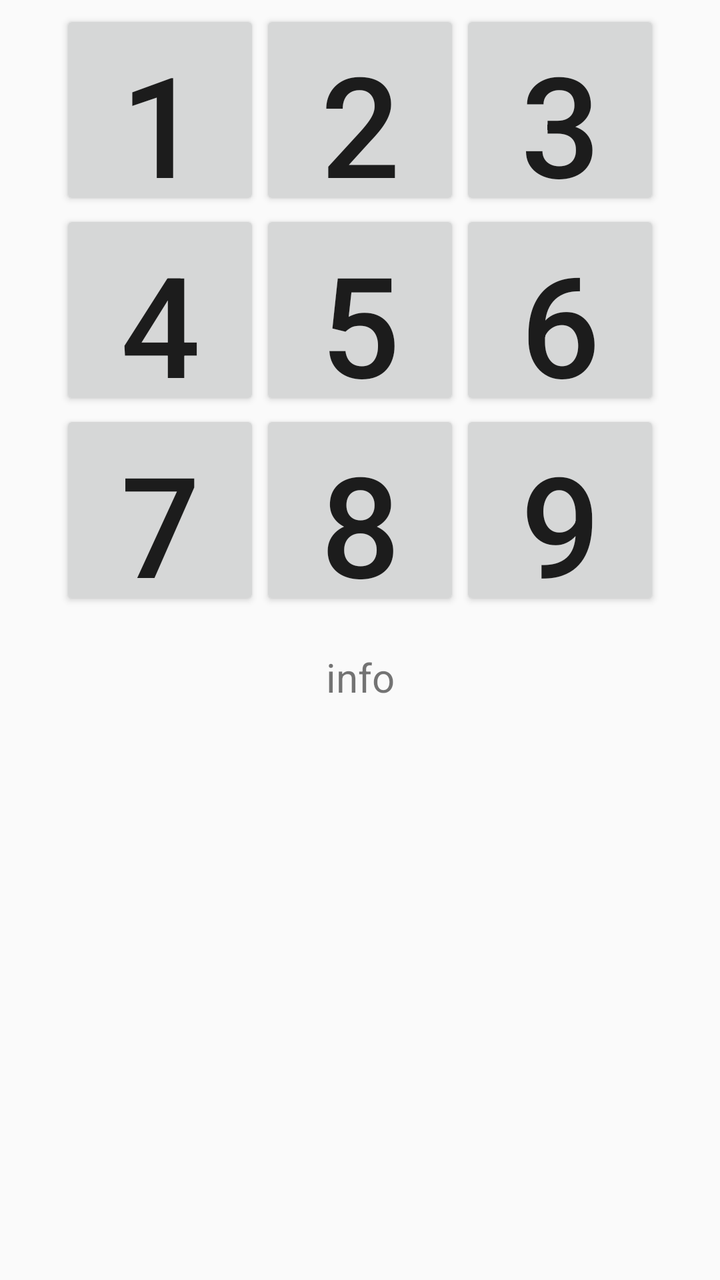
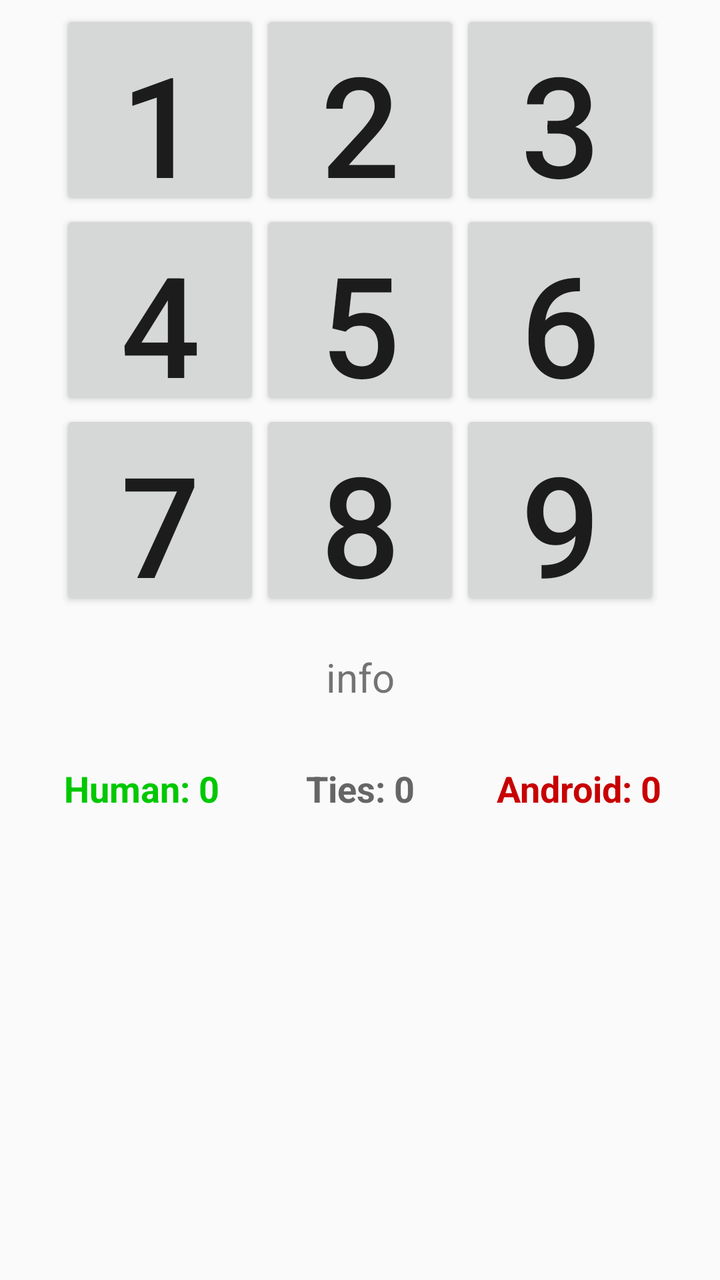

The first picture is an Android layout as it rendered before a commit; the second is the same layout after the commit. The layout source and the unified diff follow.
<!-- AndroidManifest.xml: application theme Theme.AndroidTicTacToeTutorial2 -->
<!-- res/layout/main.xml -->
<?xml version="1.0" encoding="utf-8"?>
<LinearLayout xmlns:android="http://schemas.android.com/apk/res/android"
    android:id="@+id/main_layout"
    android:orientation="vertical"
    android:layout_width="match_parent"
    android:layout_height="match_parent"
    android:fitsSystemWindows="true"
    android:gravity="center_horizontal" >

    <TableLayout
        android:id="@+id/play_grid"
        android:layout_height="wrap_content"
        android:layout_width="fill_parent"
        android:layout_marginTop="5dp" >

        <TableRow android:gravity="center_horizontal">
            <Button android:id="@+id/one"
                android:layout_width="100dp"
                android:layout_height="100dp"
                android:textSize="70dp"
                android:text="1" />
            <Button android:id="@+id/two"
                android:layout_width="100dp"
                android:layout_height="100dp"
                android:textSize="70dp"
                android:text="2" />
            <Button android:id="@+id/three"
                android:layout_width="100dp"
                android:layout_height="100dp"
                android:textSize="70dp"
                android:text="3" />
        </TableRow>

        <TableRow android:gravity="center_horizontal">
            <Button android:id="@+id/four"
                android:layout_width="100dp"
                android:layout_height="100dp"
                android:textSize="70dp"
                android:text="4" />
            <Button android:id="@+id/five"
                android:layout_width="100dp"
                android:layout_height="100dp"
                android:textSize="70dp"
                android:text="5" />
            <Button android:id="@+id/six"
                android:layout_width="100dp"
                android:layout_height="100dp"
                android:textSize="70dp"
                android:text="6" />
        </TableRow>

        <TableRow android:gravity="center_horizontal">
            <Button android:id="@+id/seven"
                android:layout_width="100dp"
                android:layout_height="100dp"
                android:textSize="70dp"
                android:text="7" />
            <Button android:id="@+id/eight"
                android:layout_width="100dp"
                android:layout_height="100dp"
                android:textSize="70dp"
                android:text="8" />
            <Button android:id="@+id/nine"
                android:layout_width="100dp"
                android:layout_height="100dp"
                android:textSize="70dp"
                android:text="9" />
        </TableRow>
    </TableLayout>

    <TextView 
        android:id="@+id/information"
        android:layout_width="fill_parent"
        android:layout_height="wrap_content"
        android:gravity="center_horizontal"
        android:textSize="20dp"
        android:text="info"
        android:layout_marginTop="20dp" />

</LinearLayout>
<!-- resources referenced by this layout -->
<resources>
  <style name="Theme.AndroidTicTacToeTutorial2" parent="Theme.AppCompat.DayNight.DarkActionBar">
          
          <item name="colorPrimary">@color/purple_500</item>
          <item name="colorPrimaryVariant">@color/purple_700</item>
          <item name="colorOnPrimary">@color/white</item>
          
          <item name="colorSecondary">@color/teal_200</item>
          <item name="colorSecondaryVariant">@color/teal_700</item>
          <item name="colorOnSecondary">@color/black</item>
          
          <item name="android:statusBarColor">?attr/colorPrimaryVariant</item>
          
      </style>
  <color name="purple_500">#FF6200EE</color>
  <color name="purple_700">#FF3700B3</color>
  <color name="white">#FFFFFFFF</color>
  <color name="teal_200">#FF03DAC5</color>
  <color name="teal_700">#FF018786</color>
  <color name="black">#FF000000</color>
</resources>

<!-- the commit's change to res/layout/main.xml (unified diff, before → after) -->
@@ -77,4 +77,48 @@
         android:text="info"
         android:layout_marginTop="20dp" />
 
+    <LinearLayout
+        android:id="@+id/score_layout"
+        android:layout_width="match_parent"
+        android:layout_height="wrap_content"
+        android:layout_marginTop="30dp"
+        android:paddingStart="16dp"
+        android:paddingEnd="16dp"
+        android:orientation="horizontal"
+        android:gravity="center">
+
+        <TextView
+            android:id="@+id/human_score"
+            android:layout_width="0dp"
+            android:layout_height="wrap_content"
+            android:layout_weight="1"
+            android:gravity="center"
+            android:textSize="18sp"
+            android:textStyle="bold"
+            android:textColor="#00C800"
+            android:text="Human: 0" />
+
+        <TextView
+            android:id="@+id/ties_score"
+            android:layout_width="0dp"
+            android:layout_height="wrap_content"
+            android:layout_weight="1"
+            android:gravity="center"
+            android:textSize="18sp"
+            android:textStyle="bold"
+            android:textColor="#666666"
+            android:text="Ties: 0" />
+
+        <TextView
+            android:id="@+id/android_score"
+            android:layout_width="0dp"
+            android:layout_height="wrap_content"
+            android:layout_weight="1"
+            android:gravity="center"
+            android:textSize="18sp"
+            android:textStyle="bold"
+            android:textColor="#C80000"
+            android:text="Android: 0" />
+    </LinearLayout>
+
 </LinearLayout>
